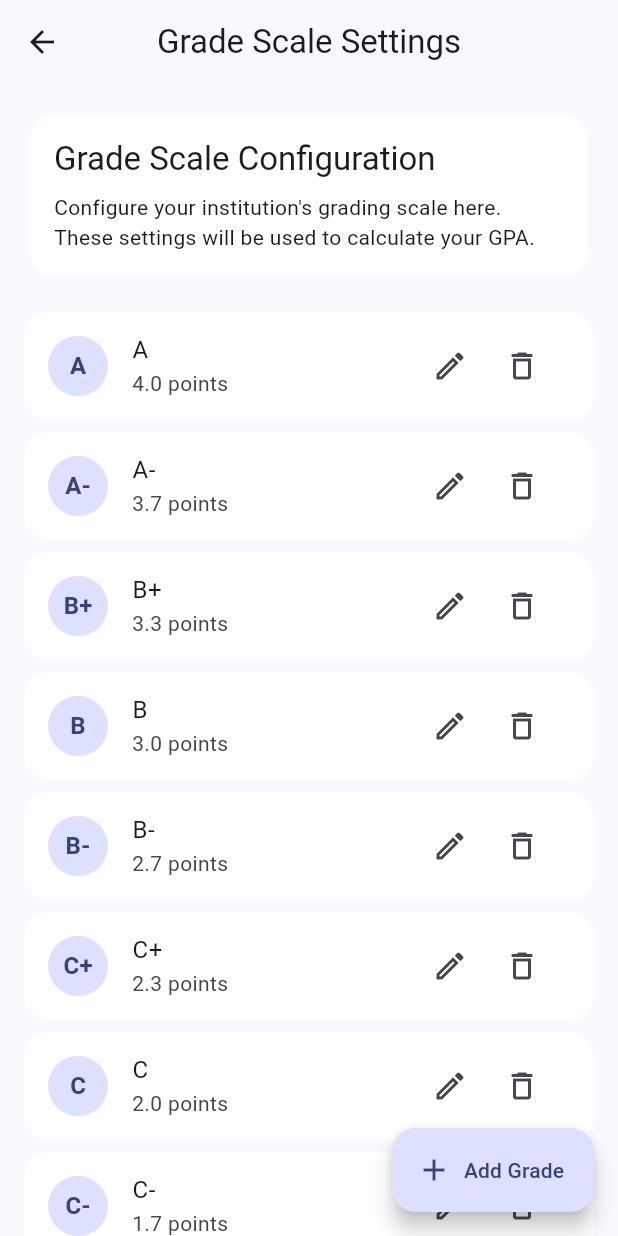
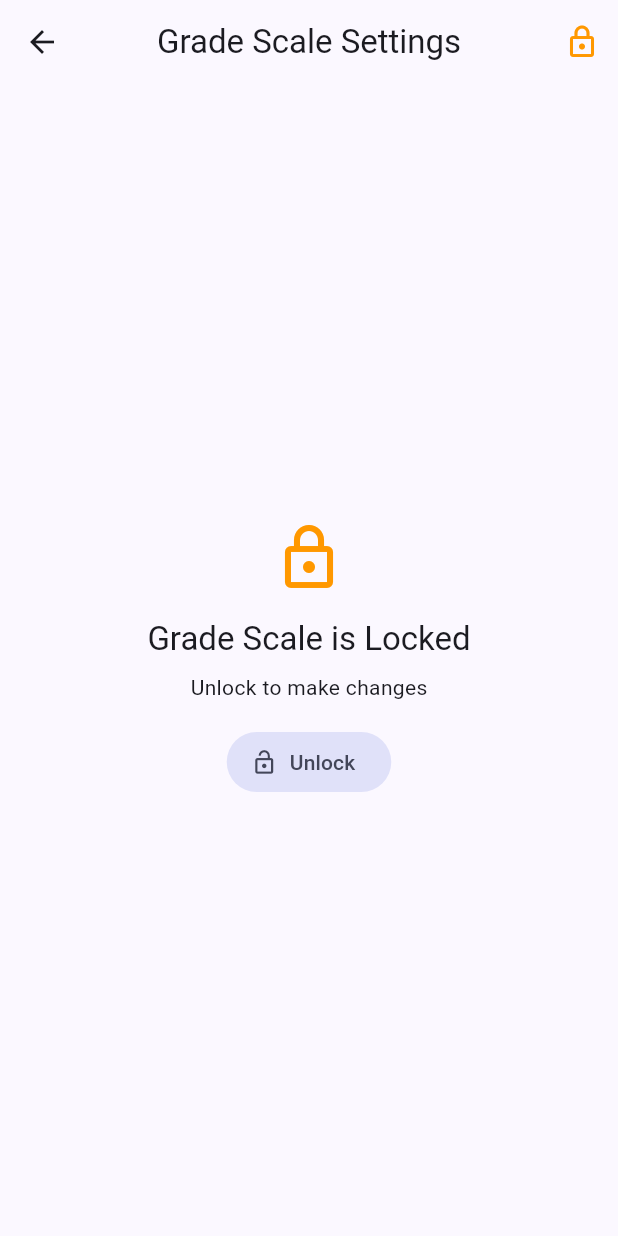
Before and after one commit to himansaE/flutter_gpa, a Flutter app: the GradeScaleScreen screen opened directly, on a phone screen of 412 x 824 dp. Run offline on Flutter 3.47's test engine with Material 3 defaults, Android fonts, the phone set to English and light mode, and no system bars; drawn by our look-alikes of flutter_animate; our stand-ins replace shared_preferences; accounts and stored records are empty.

Commit message:
Add locking mechanism to GradeScaleProvider and update GradeScaleScreen for state management

```diff
--- a/lib/providers/grade_scale_provider.dart
+++ b/lib/providers/grade_scale_provider.dart
@@ -7,14 +7,16 @@ class GradeScaleProvider extends ChangeNotifier {
   List<GradeScale> _scales = [];
   late SharedPreferences _prefs;
   static const _key = 'grade_scales';
+  static const _lockKey = 'grade_scales_locked';
+  bool _isLocked = true; // Default to locked
 
   List<GradeScale> get scales => List.unmodifiable(_scales);
+  bool get isLocked => _isLocked;
 
   Future<void> init() async {
     _prefs = await SharedPreferences.getInstance();
     _loadScales();
     if (_scales.isEmpty) {
-      // Default scales
       _scales = [
         GradeScale(grade: 'A', points: 4.0),
         GradeScale(grade: 'A-', points: 3.7),
@@ -44,19 +46,32 @@ class GradeScaleProvider extends ChangeNotifier {
     notifyListeners();
   }
 
+  void setLocked(bool locked) {
+    _isLocked = locked;
+    notifyListeners();
+  }
+
+  Future<void> toggleLock() async {
+    _isLocked = !_isLocked;
+    notifyListeners();
+  }
+
   Future<void> addScale(String grade, double points) async {
+    if (_isLocked) return;
     _scales.add(GradeScale(grade: grade, points: points));
     _scales.sort((a, b) => b.points.compareTo(a.points));
     await _saveScales();
   }
 
   Future<void> removeScale(GradeScale scale) async {
+    if (_isLocked) return;
     _scales.removeWhere((s) => s.grade == scale.grade);
     await _saveScales();
   }
 
   Future<void> updateScale(
       GradeScale oldScale, String newGrade, double newPoints) async {
+    if (_isLocked) return;
     final index = _scales.indexWhere((s) => s.grade == oldScale.grade);
     if (index != -1) {
       _scales[index] = GradeScale(grade: newGrade, points: newPoints);
--- a/lib/screens/grade_scale_screen.dart
+++ b/lib/screens/grade_scale_screen.dart
@@ -9,13 +9,70 @@ class GradeScaleScreen extends StatelessWidget {
 
   @override
   Widget build(BuildContext context) {
+    return WillPopScope(
+      onWillPop: () async {
+        final provider = context.read<GradeScaleProvider>();
+        if (!provider.isLocked) {
+          provider.setLocked(true);
+        }
+        return true;
+      },
+      child: Consumer<GradeScaleProvider>(
+        builder: (context, provider, child) {
           return Scaffold(
             appBar: AppBar(
               title: const Text('Grade Scale Settings'),
+              leading: IconButton(
+                icon: const Icon(Icons.arrow_back),
+                onPressed: () {
+                  if (!provider.isLocked) {
+                    provider.setLocked(true);
+                  }
+                  Navigator.of(context).pop();
+                },
               ),
-      body: Consumer<GradeScaleProvider>(
-        builder: (context, provider, child) {
-          return CustomScrollView(
+              actions: [
+                IconButton(
+                  icon: Icon(
+                    provider.isLocked
+                        ? Icons.lock_outlined
+                        : Icons.lock_open_outlined,
+                    color: provider.isLocked ? Colors.orange : null,
+                  ),
+                  onPressed: () => _handleLockToggle(context, provider),
+                ),
+              ],
+            ),
+            body: provider.isLocked
+                ? Center(
+                    child: Column(
+                      mainAxisSize: MainAxisSize.min,
+                      children: [
+                        const Icon(
+                          Icons.lock_outlined,
+                          size: 48,
+                          color: Colors.orange,
+                        ),
+                        const SizedBox(height: 16),
+                        Text(
+                          'Grade Scale is Locked',
+                          style: Theme.of(context).textTheme.titleLarge,
+                        ),
+                        const SizedBox(height: 8),
+                        Text(
+                          'Unlock to make changes',
+                          style: Theme.of(context).textTheme.bodyMedium,
+                        ),
+                        const SizedBox(height: 16),
+                        FilledButton.tonalIcon(
+                          onPressed: () => _handleLockToggle(context, provider),
+                          icon: const Icon(Icons.lock_open),
+                          label: const Text('Unlock'),
+                        ),
+                      ],
+                    ).animate().fadeIn(),
+                  )
+                : CustomScrollView(
                     slivers: [
                       SliverToBoxAdapter(
                         child: Padding(
@@ -28,12 +85,14 @@ class GradeScaleScreen extends StatelessWidget {
                                 children: [
                                   Text(
                                     'Grade Scale Configuration',
-                            style: Theme.of(context).textTheme.titleLarge,
+                                    style:
+                                        Theme.of(context).textTheme.titleLarge,
                                   ),
                                   const SizedBox(height: 8),
                                   Text(
                                     'Configure your institution\'s grading scale here. These settings will be used to calculate your GPA.',
-                            style: Theme.of(context).textTheme.bodyMedium,
+                                    style:
+                                        Theme.of(context).textTheme.bodyMedium,
                                   ),
                                 ],
                               ),
@@ -47,7 +106,8 @@ class GradeScaleScreen extends StatelessWidget {
                             final scale = provider.scales[index];
                             return _GradeScaleItem(
                               scale: scale,
-                      onEdit: () => _showEditDialog(context, provider, scale),
+                              onEdit: () =>
+                                  _showEditDialog(context, provider, scale),
                               onDelete: () =>
                                   _showDeleteDialog(context, provider, scale),
                             ).animate().fadeIn(delay: (50 * index).ms).slideX();
@@ -56,15 +116,68 @@ class GradeScaleScreen extends StatelessWidget {
                         ),
                       ),
                     ],
-          );
-        },
                   ),
-      floatingActionButton: FloatingActionButton.extended(
+            floatingActionButton: provider.isLocked
+                ? null
+                : FloatingActionButton.extended(
                     onPressed: () => _showAddDialog(context),
                     label: const Text('Add Grade'),
                     icon: const Icon(Icons.add),
                   ),
           );
+        },
+      ),
+    );
+  }
+
+  void _handleLockToggle(BuildContext context, GradeScaleProvider provider) {
+    if (provider.isLocked) {
+      showDialog(
+        context: context,
+        builder: (context) => AlertDialog(
+          title: const Text('Unlock Grade Scale'),
+          content: const Text(
+            'Are you sure you want to unlock the grade scale? This will allow modifications to the grading system.',
+          ),
+          actions: [
+            TextButton(
+              onPressed: () => Navigator.pop(context),
+              child: const Text('Cancel'),
+            ),
+            FilledButton(
+              onPressed: () {
+                provider.toggleLock();
+                Navigator.pop(context);
+              },
+              child: const Text('Unlock'),
+            ),
+          ],
+        ),
+      );
+    } else {
+      showDialog(
+        context: context,
+        builder: (context) => AlertDialog(
+          title: const Text('Lock Grade Scale'),
+          content: const Text(
+            'Are you sure you want to lock the grade scale? This will prevent any modifications to the grading system.',
+          ),
+          actions: [
+            TextButton(
+              onPressed: () => Navigator.pop(context),
+              child: const Text('Cancel'),
+            ),
+            FilledButton(
+              onPressed: () {
+                provider.toggleLock();
+                Navigator.pop(context);
+              },
+              child: const Text('Lock'),
+            ),
+          ],
+        ),
+      );
+    }
   }
 
   void _showAddDialog(BuildContext context) {
```
Lines whose indentation alone changed are shown as unchanged.
